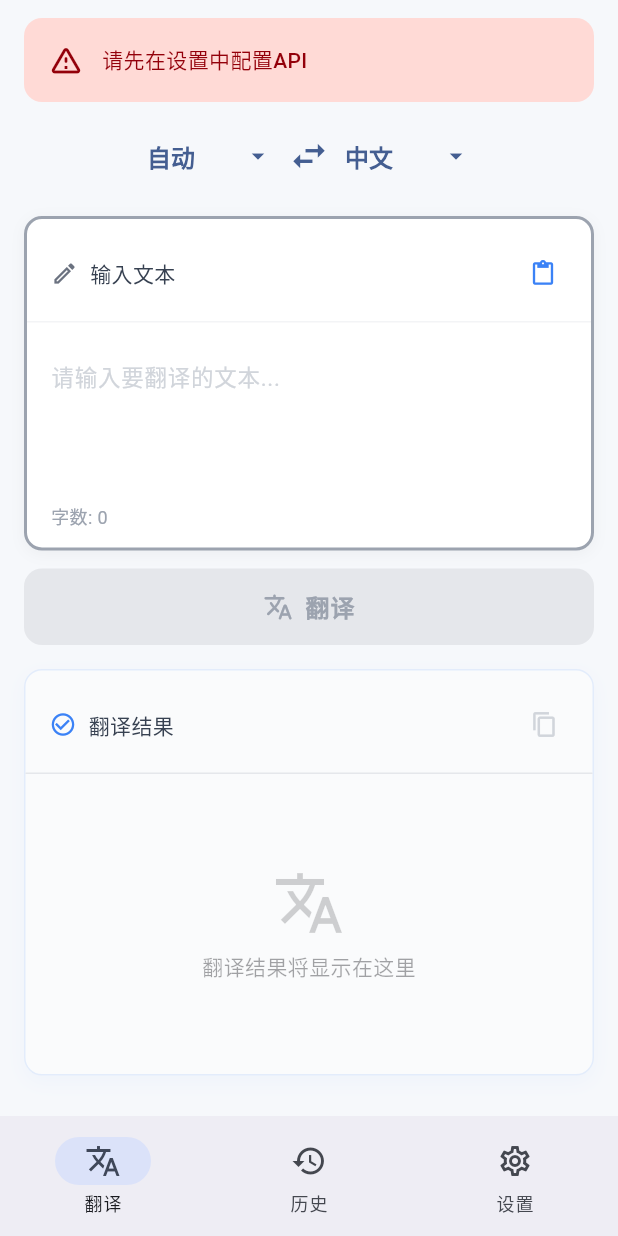
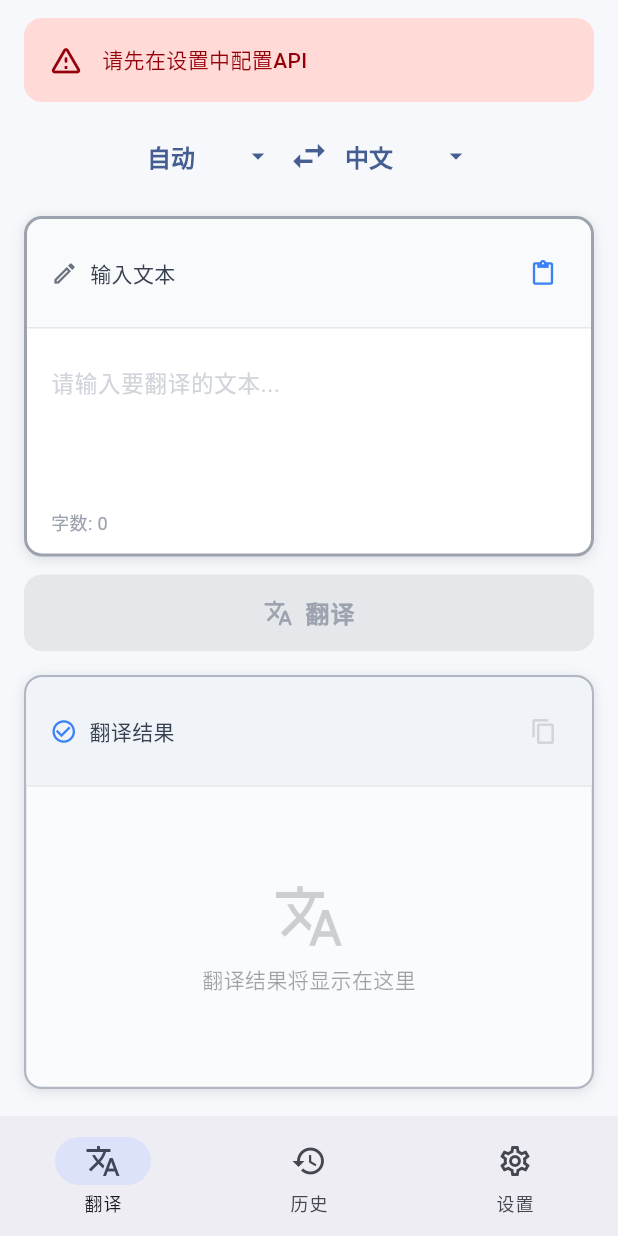
Before and after one commit to foraeu/mini_translate, a Flutter app: the screen it shows after launch, on a phone screen of 412 x 824 dp. Run offline on Flutter 3.47's test engine with Material 3 defaults, Android fonts, the phone set to English and light mode, and no system bars; our stand-ins replace dio, flutter_secure_storage, flutter_tts, shared_preferences.

Commit message:
Modify the styling of the input and output areas.

```diff
--- a/lib/widgets/translation_input.dart
+++ b/lib/widgets/translation_input.dart
@@ -73,19 +73,33 @@ class _TranslationInputState extends State<TranslationInput> {
           width: 2,
         ),
         boxShadow: [
+          // 主阴影 - 更深，营造深度
+          BoxShadow(
+            color: Colors.black.withOpacity(0.08),
+            blurRadius: 8,
+            offset: const Offset(0, 2),
+          ),
+          // 边缘高光阴影 - 增强立体感
           BoxShadow(
             color: Colors.black.withOpacity(0.04),
-            blurRadius: 8,
-            offset: const Offset(0, 2),
+            blurRadius: 4,
+            offset: const Offset(0, 1),
           ),
         ],
       ),
       child: Column(
         crossAxisAlignment: CrossAxisAlignment.start,
         children: [
-          // 轻量化工具栏
-          Padding(
-            padding: const EdgeInsets.fromLTRB(16, 12, 8, 8),
+          // 轻量化工具栏 - 添加背景色区分
+          Container(
+            decoration: const BoxDecoration(
+              color: Color(0xFFF9FAFB), // 极浅灰背景
+              borderRadius: BorderRadius.only(
+                topLeft: Radius.circular(12),
+                topRight: Radius.circular(12),
+              ),
+            ),
+            padding: const EdgeInsets.fromLTRB(16, 12, 8, 12),
             child: Row(
               children: [
                 const Icon(
@@ -129,7 +143,8 @@ class _TranslationInputState extends State<TranslationInput> {
           ),
           const Divider(
             height: 1,
-            color: Color(0xFFF3F4F6), // 极浅灰分割线
+            thickness: 1,
+            color: Color(0xFFE5E7EB), // 分割线稍微加深
           ),
           // 文本输入框
           Padding(
--- a/lib/widgets/translation_output.dart
+++ b/lib/widgets/translation_output.dart
@@ -85,23 +85,37 @@ class _TranslationOutputState extends State<TranslationOutput> {
         color: const Color(0xFFFAFBFC), // 极浅的灰蓝色
         borderRadius: BorderRadius.circular(12),
         border: Border.all(
-          color: const Color(0xFF3B82F6).withOpacity(0.12), // 更淡的蓝色边框
-          width: 1,
+          color: const Color(0xFFB0B7C3), // 浅黑色边框，比输入框稍浅
+          width: 1.5,
         ),
         boxShadow: [
+          // 主阴影 - 与输入框一致的深度
           BoxShadow(
-            color: const Color(0xFF3B82F6).withOpacity(0.04),
-            blurRadius: 10,
-            offset: const Offset(0, 4),
+            color: Colors.black.withOpacity(0.08),
+            blurRadius: 8,
+            offset: const Offset(0, 2),
+          ),
+          // 边缘高光阴影 - 增强立体感
+          BoxShadow(
+            color: Colors.black.withOpacity(0.04),
+            blurRadius: 4,
+            offset: const Offset(0, 1),
           ),
         ],
       ),
       child: Column(
         crossAxisAlignment: CrossAxisAlignment.start,
         children: [
-          // 轻量化工具栏
-          Padding(
-            padding: const EdgeInsets.fromLTRB(16, 12, 8, 8),
+          // 轻量化工具栏 - 添加背景色区分
+          Container(
+            decoration: const BoxDecoration(
+              color: Color(0xFFF0F4F8), // 浅蓝灰背景，呼应输出区的蓝调
+              borderRadius: BorderRadius.only(
+                topLeft: Radius.circular(12),
+                topRight: Radius.circular(12),
+              ),
+            ),
+            padding: const EdgeInsets.fromLTRB(16, 12, 8, 12),
             child: Row(
               children: [
                 const Icon(
@@ -137,7 +151,8 @@ class _TranslationOutputState extends State<TranslationOutput> {
           ),
           const Divider(
             height: 1,
-            color: Color(0xFFE5E7EB), // 与输入区一致的浅灰分割线
+            thickness: 1,
+            color: Color(0xFFE5E7EB), // 与输入框一致的分割线
           ),
           // 翻译结果显示区域
           Padding(
```
